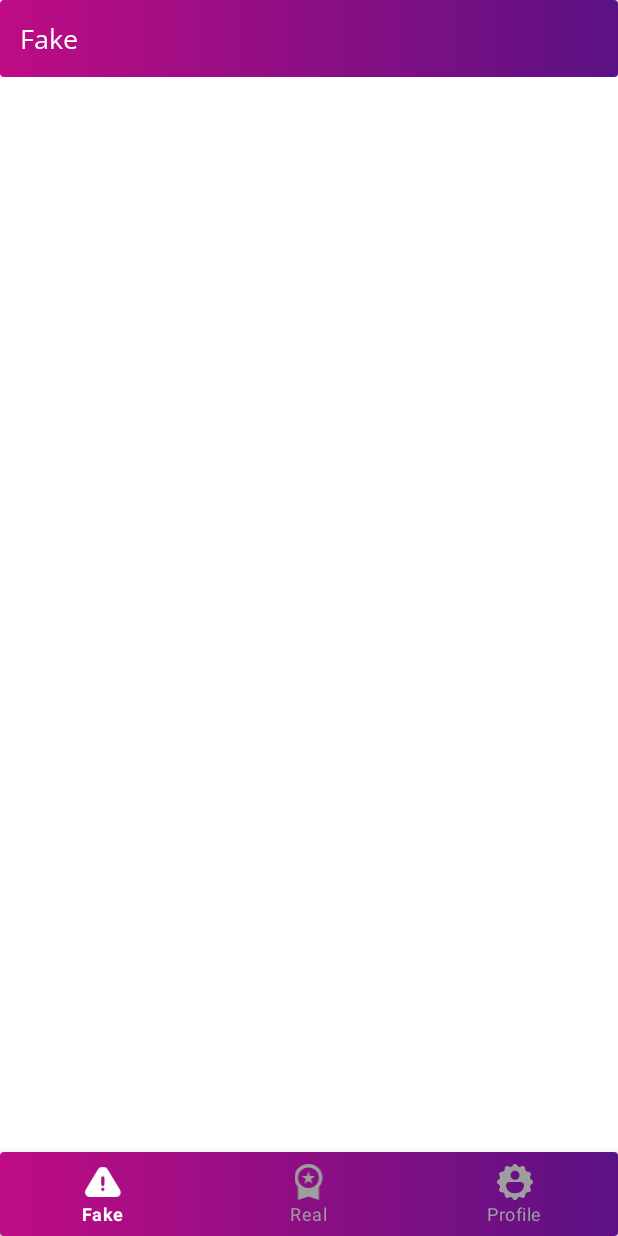
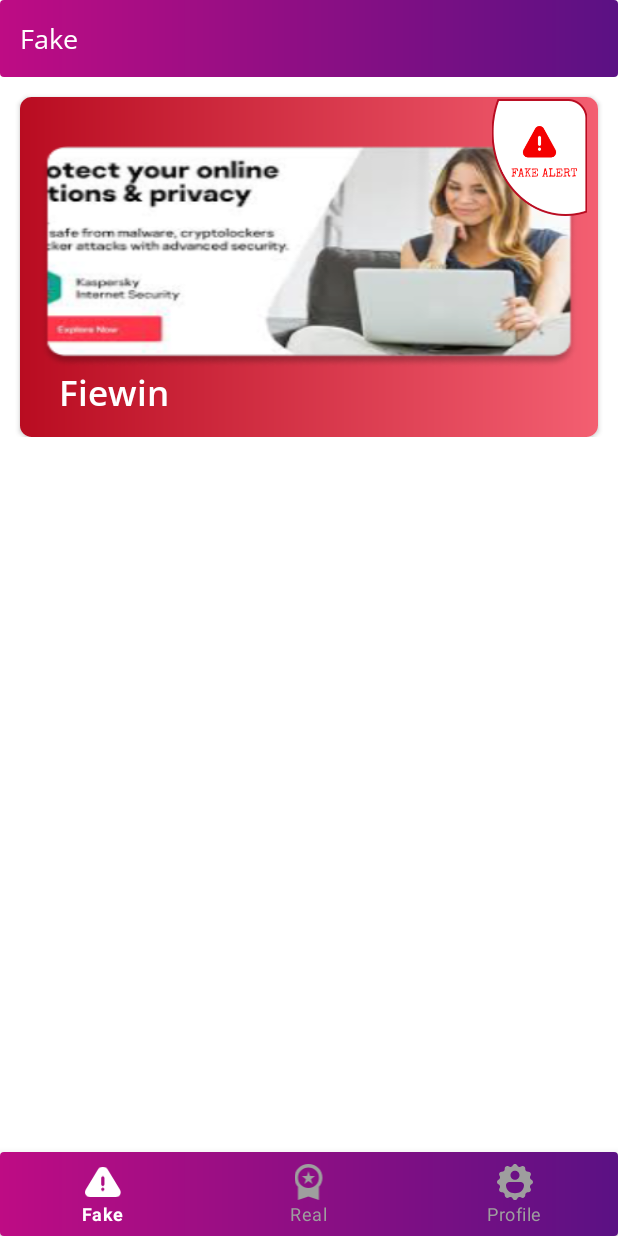
Before and after one commit to jayaprasad356/real_jobs, an Android app: the FakeFragment screen opened directly, with no data from a screen before it, on a phone screen of 412 x 824 dp. Run offline under Robolectric (Android 15) with nearby library versions, the phone set to English and light mode, and no system bars; our stand-ins replace Firebase (no records; nobody signed in at launch, a user with empty details on screens opened directly), Volley, sdp/ssp sizes; libraries missing offline, so code that uses them is left out: androidx.cardview.widget, com.vanniktech.emoji, io.jsonwebtoken; network calls fail.

Commit message:
ui design changes

```diff
--- a/app/src/main/java/com/app/realjobs/fragment/FakeFragment.java
+++ b/app/src/main/java/com/app/realjobs/fragment/FakeFragment.java
@@ -1,5 +1,6 @@
 package com.app.realjobs.fragment;
 
+import android.app.Activity;
 import android.os.Bundle;
 
 import androidx.fragment.app.Fragment;
@@ -35,6 +36,7 @@
     FakeAdapters fakeAdapters;
     Session session;
     FragmentFakeBinding binding;
+    Activity activity;
     public FakeFragment() {
         // Required empty public constructor
     }
@@ -45,6 +47,7 @@
         // Inflate the layout for this fragment
         binding = FragmentFakeBinding.inflate(inflater, container, false);
         View view = binding.getRoot();
+        activity=getActivity();
         LinearLayoutManager linearLayoutManager = new LinearLayoutManager(requireContext());
         binding.recyclerView.setLayoutManager(linearLayoutManager);
         fakeList();
@@ -96,12 +99,13 @@
                     Toast.makeText(getActivity(), String.valueOf(e), Toast.LENGTH_SHORT).show();
                 }
             }else {
-                ArrayList<Fake> fakeArrayList = new ArrayList<>();
 
-                Fake group = new Fake("Fiewin");
-                fakeArrayList.add(group);
-                fakeAdapters = new FakeAdapters(requireParentFragment().requireActivity(), fakeArrayList);
-                binding.recyclerView.setAdapter(fakeAdapters);
+                    ArrayList<Fake> fakeArrayList = new ArrayList<>();
+                    Fake group = new Fake("Fiewin");
+                    fakeArrayList.add(group);
+                    fakeAdapters = new FakeAdapters(activity, fakeArrayList);
+                    binding.recyclerView.setAdapter(fakeAdapters);
+
             }
         }, requireActivity(), "Constant.CATEGORY_LIST", params, true);
 
--- a/app/src/main/res/layout/fake_lyt.xml
+++ b/app/src/main/res/layout/fake_lyt.xml
@@ -29,13 +29,13 @@
                     android:id="@+id/ivAd"
                     android:layout_width="match_parent"
                     android:layout_height="wrap_content"
-                    android:layout_marginVertical="@dimen/_10sdp"
+                    android:layout_marginTop="@dimen/_25sdp"
                     android:scaleType="fitXY"
                     android:paddingHorizontal="@dimen/_10sdp"
                     android:src="@drawable/fake"/>
                 <ImageView
-                    android:layout_width="@dimen/_40sdp"
-                    android:layout_height="@dimen/_40sdp"
+                    android:layout_width="@dimen/_60sdp"
+                    android:layout_height="@dimen/_60sdp"
                     android:layout_alignParentTop="true"
                     android:layout_alignParentEnd="true"
                     android:layout_marginTop="@dimen/_1sdp"
```
